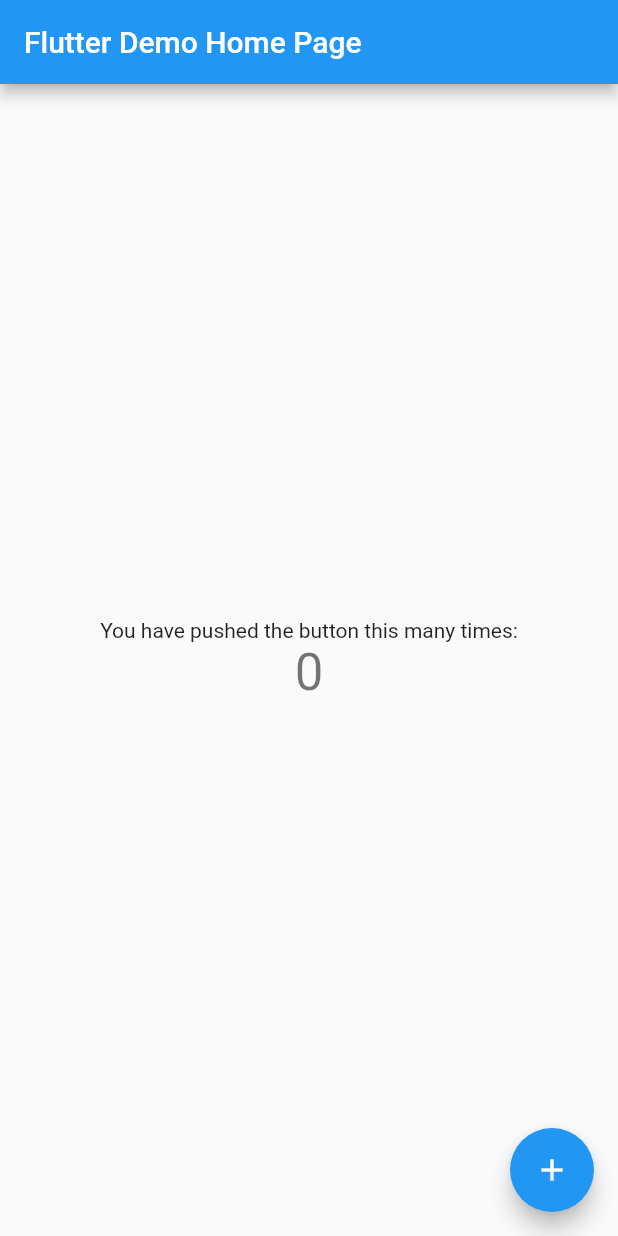
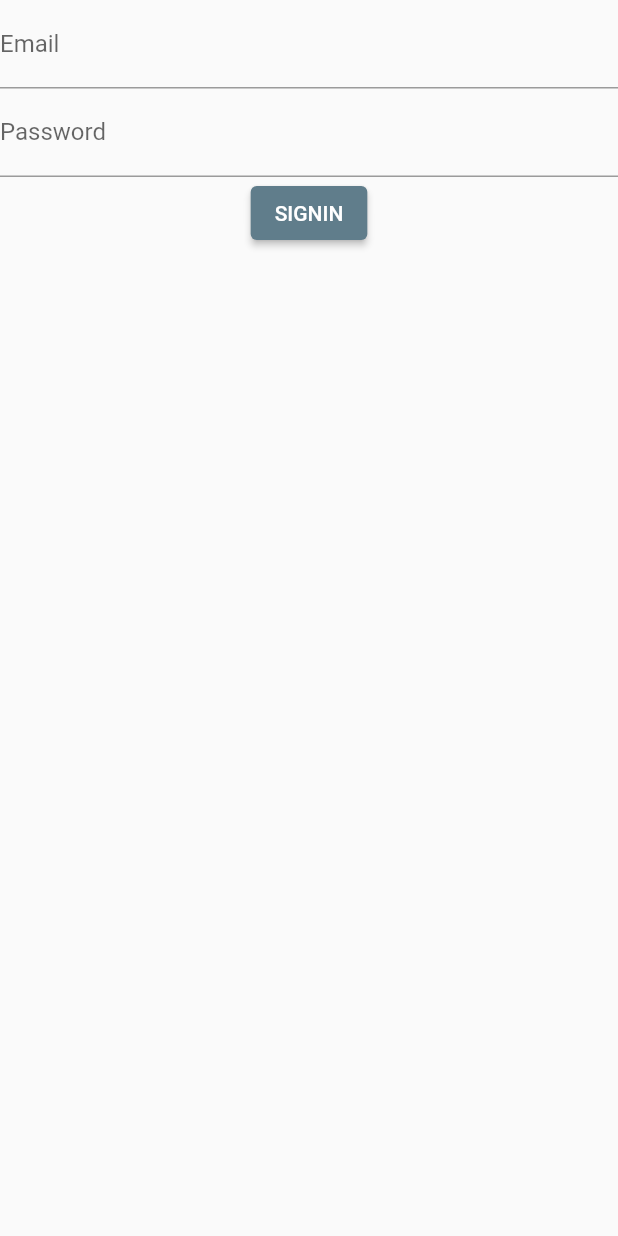
Before and after one commit to Bildad0/UniApp, a Flutter app: the screen it shows after launch, on a phone screen of 412 x 824 dp. Run offline on Flutter 3.47's test engine with Material 2 defaults, Android fonts, the phone set to English and light mode, and no system bars; our stand-ins replace firebase_auth, firebase_core; accounts and stored records are empty.

Commit message:
Authentication design

```diff
--- /dev/null
+++ b/lib/Providers/authservice.dart
@@ -0,0 +1,23 @@
+import 'package:firebase_auth/firebase_auth.dart';
+
+class AuthenticationService {
+  final FirebaseAuth _firebaseAuth;
+  AuthenticationService(this._firebaseAuth);
+
+  Stream<User?> get authStateChanges => _firebaseAuth.authStateChanges();
+
+  Future<void> signOut() async {
+    await _firebaseAuth.signOut();
+  }
+
+  Future<String?> signIn(
+      {required String email, required String password}) async {
+    try {
+      await _firebaseAuth.signInWithEmailAndPassword(
+          email: email, password: password);
+      return 'Signed In';
+    } on FirebaseAuthException catch (e) {
+      return e.message;
+    }
+  }
+}
--- /dev/null
+++ b/lib/Views/auth.dart
@@ -0,0 +1,19 @@
+import 'package:firebase_auth/firebase_auth.dart';
+import 'package:flutter/widgets.dart';
+import 'package:provider/provider.dart';
+import 'package:uniapp/Views/homepage.dart';
+import 'package:uniapp/Views/loginpage.dart';
+
+class AuthenticationWrapper extends StatelessWidget {
+  const AuthenticationWrapper({Key? key}) : super(key: key);
+
+  @override
+  Widget build(BuildContext context) {
+    final firebaseUser = context.watch<User?>();
+
+    if (firebaseUser != null) {
+      return const HomePage();
+    }
+    return LogIn();
+  }
+}
--- /dev/null
+++ b/lib/Views/loginpage.dart
@@ -0,0 +1,41 @@
+import 'package:flutter/material.dart';
+import 'package:flutter/widgets.dart';
+import 'package:provider/provider.dart';
+import 'package:uniapp/Providers/authservice.dart';
+
+class LogIn extends StatelessWidget {
+  final TextEditingController emailcontroler = TextEditingController();
+  final TextEditingController passwordcontroler = TextEditingController();
+  @override
+  Widget build(BuildContext context) {
+    return Scaffold(
+      body: Center(
+        child: Column(
+          children: [
+            TextField(
+              controller: emailcontroler,
+              decoration: const InputDecoration(
+                labelText: "Email",
+              ),
+            ),
+            TextField(
+              controller: passwordcontroler,
+              decoration: const InputDecoration(
+                labelText: "Password",
+              ),
+            ),
+            ElevatedButton(
+              onPressed: () {
+                context.read<AuthenticationService>().signIn(
+                      email: emailcontroler.text.trim(),
+                      password: passwordcontroler.text.trim(),
+                    );
+              },
+              child: Text('SignIn'.toUpperCase()),
+            )
+          ],
+        ),
+      ),
+    );
+  }
+}
--- a/lib/main.dart
+++ b/lib/main.dart
@@ -1,115 +1,37 @@
+import 'package:firebase_auth/firebase_auth.dart';
+import 'package:firebase_core/firebase_core.dart';
 import 'package:flutter/material.dart';
+import 'package:provider/provider.dart';
+import 'package:uniapp/Providers/authservice.dart';
+import 'package:uniapp/Views/auth.dart';
 
-void main() {
+Future<void> main() async {
+  WidgetsFlutterBinding.ensureInitialized();
+  await Firebase.initializeApp();
   runApp(const MyApp());
 }
 
 class MyApp extends StatelessWidget {
   const MyApp({Key? key}) : super(key: key);
 
-  // This widget is the root of your application.
   @override
   Widget build(BuildContext context) {
-    return MaterialApp(
-      title: 'Flutter Demo',
-      theme: ThemeData(
-        // This is the theme of your application.
-        //
-        // Try running your application with "flutter run". You'll see the
-        // application has a blue toolbar. Then, without quitting the app, try
-        // changing the primarySwatch below to Colors.green and then invoke
-        // "hot reload" (press "r" in the console where you ran "flutter run",
-        // or simply save your changes to "hot reload" in a Flutter IDE).
-        // Notice that the counter didn't reset back to zero; the application
-        // is not restarted.
-        primarySwatch: Colors.blue,
-      ),
-      home: const MyHomePage(title: 'Flutter Demo Home Page'),
-    );
+    return MultiProvider(
+        providers: [
+          Provider<AuthenticationService>(
+            create: (_) => AuthenticationService(FirebaseAuth.instance),
+          ),
+          StreamProvider(
+            create: (context) =>
+                context.read<AuthenticationService>().authStateChanges,
+            initialData: null,
+          )
+        ],
+        child: MaterialApp(
+          theme: ThemeData(
+              primarySwatch: Colors.blueGrey,
+              visualDensity: VisualDensity.adaptivePlatformDensity),
+          home: const AuthenticationWrapper(),
+        ));
   }
 }
-
-class MyHomePage extends StatefulWidget {
-  const MyHomePage({Key? key, required this.title}) : super(key: key);
-
-  // This widget is the home page of your application. It is stateful, meaning
-  // that it has a State object (defined below) that contains fields that affect
-  // how it looks.
-
-  // This class is the configuration for the state. It holds the values (in this
-  // case the title) provided by the parent (in this case the App widget) and
-  // used by the build method of the State. Fields in a Widget subclass are
-  // always marked "final".
-
-  final String title;
-
-  @override
-  State<MyHomePage> createState() => _MyHomePageState();
-}
-
-class _MyHomePageState extends State<MyHomePage> {
-  int _counter = 0;
-
-  void _incrementCounter() {
-    setState(() {
-      // This call to setState tells the Flutter framework that something has
-      // changed in this State, which causes it to rerun the build method below
-      // so that the display can reflect the updated values. If we changed
-      // _counter without calling setState(), then the build method would not be
-      // called again, and so nothing would appear to happen.
-      _counter++;
-    });
-  }
-
-  @override
-  Widget build(BuildContext context) {
-    // This method is rerun every time setState is called, for instance as done
-    // by the _incrementCounter method above.
-    //
-    // The Flutter framework has been optimized to make rerunning build methods
-    // fast, so that you can just rebuild anything that needs updating rather
-    // than having to individually change instances of widgets.
-    return Scaffold(
-      appBar: AppBar(
-        // Here we take the value from the MyHomePage object that was created by
-        // the App.build method, and use it to set our appbar title.
-        title: Text(widget.title),
-      ),
-      body: Center(
-        // Center is a layout widget. It takes a single child and positions it
-        // in the middle of the parent.
-        child: Column(
-          // Column is also a layout widget. It takes a list of children and
-          // arranges them vertically. By default, it sizes itself to fit its
-          // children horizontally, and tries to be as tall as its parent.
-          //
-          // Invoke "debug painting" (press "p" in the console, choose the
-          // "Toggle Debug Paint" action from the Flutter Inspector in Android
-          // Studio, or the "Toggle Debug Paint" command in Visual Studio Code)
-          // to see the wireframe for each widget.
-          //
-          // Column has various properties to control how it sizes itself and
-          // how it positions its children. Here we use mainAxisAlignment to
-          // center the children vertically; the main axis here is the vertical
-          // axis because Columns are vertical (the cross axis would be
-          // horizontal).
-          mainAxisAlignment: MainAxisAlignment.center,
-          children: <Widget>[
-            const Text(
-              'You have pushed the button this many times:',
-            ),
-            Text(
-              '$_counter',
-              style: Theme.of(context).textTheme.headline4,
-            ),
-          ],
-        ),
-      ),
-      floatingActionButton: FloatingActionButton(
-        onPressed: _incrementCounter,
-        tooltip: 'Increment',
-        child: const Icon(Icons.add),
-      ), // This trailing comma makes auto-formatting nicer for build methods.
-    );
-  }
-}
```
Also changed, not shown: lib/Views/homepage.dart (added, +27 -0 lines), pubspec.yaml (+10 -62 lines), assets/design1.png (added), assets/design2.png (added), assets/loginpagelogo.jpeg (added), pubspec.lock, 5 other files.
